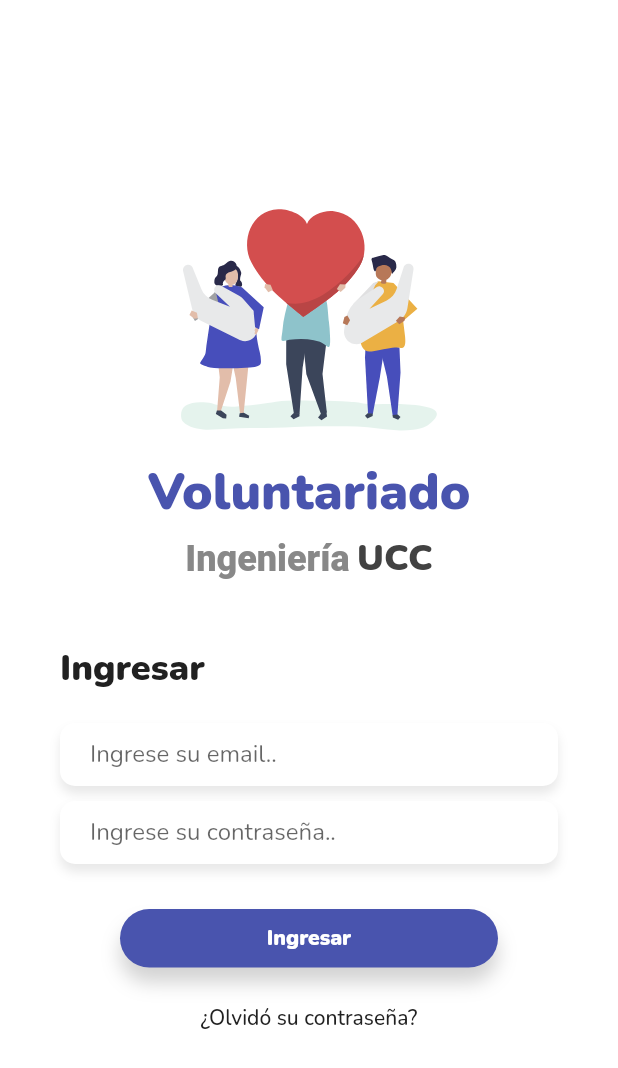
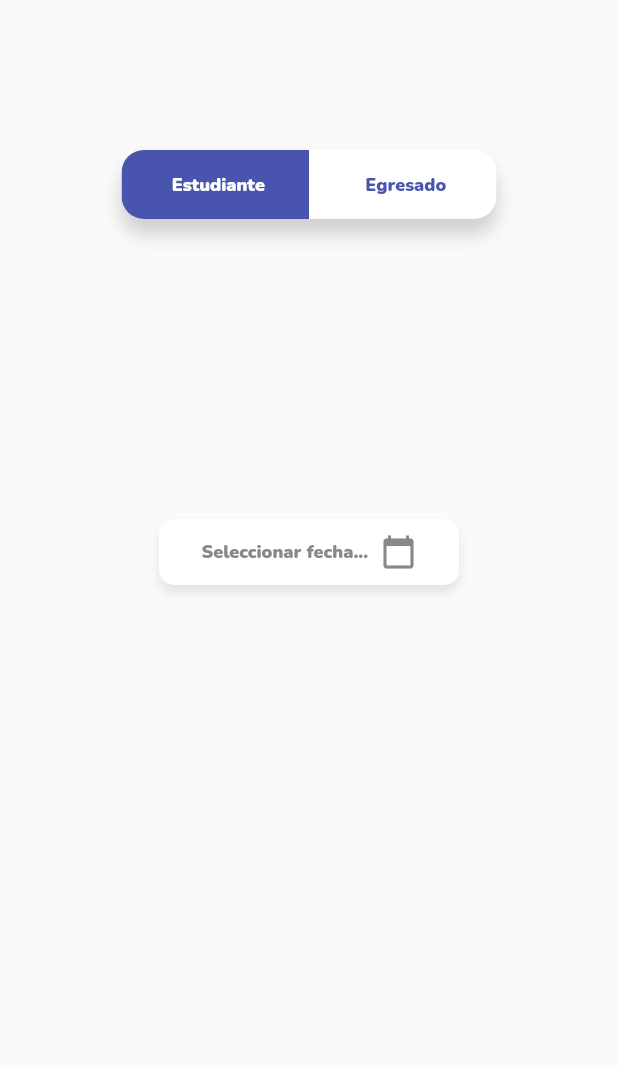
Before and after one commit to voluntariado-ucc-ing/voluntariadoing_mobile, a Flutter app: the LoginView screen opened by its route, after a tap on "Ingresar", on a phone screen of 412 x 824 dp. Shown: the top 1068 px of the screen. Run offline on Flutter 3.47's test engine with Material 2 defaults, Android fonts, the phone set to English and light mode, and no system bars; our stand-ins replace flutter_svg, google_fonts.

Commit message:
add view new_password, widget switch and date_picker

```diff
--- a/lib/authentication/views/login_view.dart
+++ b/lib/authentication/views/login_view.dart
@@ -5,6 +5,8 @@ import 'package:voluntariadoing_mobile/common/widgets/primary_button.dart';
 import 'package:voluntariadoing_mobile/common/widgets/raised_text_input.dart';
 import 'package:voluntariadoing_mobile/common/widgets/secondary_button.dart';
 import 'package:voluntariadoing_mobile/config/color_palette.dart';
+
+import '../../config/app_routes.dart';
 
 class LoginView extends StatefulWidget {
 
@@ -68,7 +70,9 @@ class _LoginViewState extends State<LoginView> {
         Padding(
           padding: const EdgeInsets.only(top: 30, left: 40, right: 40),
           child: PrimaryButton(
-            onTap: () => print('ingresar'),
+            onTap: (){
+              Navigator.of(context).pushReplacementNamed(AppRoutes.password);
+            },
             text: 'Ingresar',
           ),
         ),
--- /dev/null
+++ b/lib/common/widgets/date_picker.dart
@@ -0,0 +1,81 @@
+import 'package:flutter/material.dart';
+import '../../config/color_palette.dart';
+
+
+class DatePicker extends StatefulWidget {
+
+  final Function (DateTime) onTap;
+  DatePicker({
+    Key key,
+    @required this.onTap,
+    }) : super(key: key);
+
+  @override
+  _DatePickerState createState() => _DatePickerState();
+}
+
+class _DatePickerState extends State<DatePicker> {
+
+  DateTime selectedDate = DateTime.now();
+
+  String _text = 'Seleccionar fecha...';
+
+  @override
+  Widget build(BuildContext context) {
+
+    return Container(
+      width: 200,
+      decoration: BoxDecoration(
+        color: Colors.white,
+        borderRadius: BorderRadius.circular(10),
+        boxShadow: [
+          BoxShadow(
+            color: ColorPalette.darkerGrey.withOpacity(.1),
+            blurRadius: 5,
+            offset: Offset(0, 5)
+          )
+        ]
+    ),
+    child: InkWell(
+      onTap: () {
+        _selectDate(context);
+      },
+      child: Padding(
+        padding: const EdgeInsets.symmetric(horizontal: 20, vertical: 10),
+        child: Row(
+          mainAxisAlignment: MainAxisAlignment.spaceEvenly,
+          children: <Widget>[
+            Text( _text,
+            style: Theme.of(context).textTheme.button
+              .copyWith(
+                  color: ColorPalette.grey,
+                  fontWeight: FontWeight.w900,
+                  fontSize: 12
+              )
+            ),
+            Icon( Icons.calendar_today , color: ColorPalette.grey)
+          ],
+        )
+      ),
+    )
+  );
+  }
+
+  Future _selectDate(BuildContext context) async {
+
+    final DateTime picked = await showDatePicker(
+        context: context,
+        initialDate: selectedDate,
+        firstDate: DateTime(2015, 8),
+        lastDate: DateTime(2050));
+
+    if (picked != null && picked != selectedDate)
+      setState(() {
+        selectedDate = picked;
+        _text = "${selectedDate.day}-${selectedDate.month}-${selectedDate.year}";
+      });
+
+      widget.onTap(selectedDate);
+
+  }
+}
--- a/lib/common/widgets/presentation_logo.dart
+++ b/lib/common/widgets/presentation_logo.dart
@@ -1,6 +1,6 @@
 import 'package:flutter/material.dart';
 import 'package:flutter_svg/svg.dart';
-import 'package:google_fonts/google_fonts.dart';
+//import 'package:google_fonts/google_fonts.dart';
 import 'package:voluntariadoing_mobile/config/color_palette.dart';
 
 class PresentationLogo extends StatelessWidget {
--- /dev/null
+++ b/lib/common/widgets/switch_button.dart
@@ -0,0 +1,93 @@
+import 'package:flutter/material.dart';
+import '../../config/color_palette.dart';
+
+class SwitchButton extends StatefulWidget {
+  final String opt1;
+  final String opt2;
+  final Color primaryColor;
+  final Function(bool) onTap;
+
+  SwitchButton(
+      {Key key,
+      @required this.opt1,
+      @required this.opt2,
+      @required this.primaryColor,
+      @required this.onTap})
+      : super(key: key);
+
+  @override
+  _SwitchButtonState createState() => _SwitchButtonState();
+}
+
+class _SwitchButtonState extends State<SwitchButton> {
+
+  Color colorSwich1;
+  Color colorSwich2;
+  bool state = true;
+
+  @override
+  Widget build(BuildContext context) {
+    return Container(
+      width: 250,
+      decoration:
+          BoxDecoration(borderRadius: BorderRadius.circular(15), boxShadow: [
+        BoxShadow(
+            color: ColorPalette.darkerGrey.withOpacity(.2),
+            blurRadius: 10,
+            offset: Offset(0, 10))
+      ]),
+      child: ClipRRect(
+        borderRadius: BorderRadius.circular(15),
+        child: InkWell(
+          onTap: () {
+            setState(() {
+              state = !state;
+            });
+            widget.onTap(state);
+          },
+          child: Material(
+            color: Colors.white,
+            child: Stack(
+              overflow: Overflow.clip,
+              children: <Widget>[
+                AnimatedPositioned(
+                  duration: Duration(milliseconds: 250),
+                  left: state ? 0 : 125,
+                  child: Container(
+                    color: widget.primaryColor,
+                    height: 60,
+                    width: 125,
+                  ),
+                ),
+                Row(
+                    mainAxisAlignment: MainAxisAlignment.spaceAround,
+                    children: <Widget>[
+                      _text(widget.opt1, state ),
+                      _text(widget.opt2, !state )
+                    ],
+                  ),
+              ],
+            ),
+          ),
+        ),
+      ),
+    );
+  }
+
+  Widget _text(String text, bool state) {
+    return Padding(
+      padding: EdgeInsets.all(15),
+      child: AnimatedDefaultTextStyle(
+        style: Theme.of(context).textTheme.caption.copyWith(
+                color: state ? Colors.white : ColorPalette.primaryBlue,
+                fontWeight: FontWeight.w900,
+                fontSize: 12
+              ),
+        duration: Duration(milliseconds: 250),
+        child: Text(
+          text
+        ),
+      ),
+    );
+  }
+}
--- a/lib/config/app_routes.dart
+++ b/lib/config/app_routes.dart
@@ -1,14 +1,17 @@
 import 'package:flutter/material.dart';
 import 'package:voluntariadoing_mobile/authentication/views/login_view.dart';
 import 'package:voluntariadoing_mobile/splash/views/splash_view.dart';
+import 'package:voluntariadoing_mobile/user/views/new_password.dart';
 
 abstract class AppRoutes {
 
   static const splash = '/';
   static const login = '/login';
+  static const password = '/user/new_password';
 
   static final routes = {
     splash: (BuildContext ctx) => SplashView(),
-    login: (BuildContext ctx) => LoginView()
+    login: (BuildContext ctx) => LoginView(),
+    password: (BuildContext ctx) => NewPasswordPage(),
   };
 }
--- a/lib/main.dart
+++ b/lib/main.dart
@@ -2,6 +2,8 @@ import 'package:flutter/material.dart';
 import 'package:google_fonts/google_fonts.dart';
 import 'package:voluntariadoing_mobile/config/app_routes.dart';
 import 'package:voluntariadoing_mobile/config/color_palette.dart';
+
+import 'config/app_routes.dart';
 
 void main() => runApp(App());
 
--- /dev/null
+++ b/lib/user/views/new_password.dart
@@ -0,0 +1,57 @@
+import 'package:flutter/material.dart';
+import 'package:voluntariadoing_mobile/common/widgets/date_picker.dart';
+import 'package:voluntariadoing_mobile/common/widgets/switch_button.dart';
+
+import '../../config/color_palette.dart';
+
+class NewPasswordPage extends StatelessWidget {
+  const NewPasswordPage({Key key}) : super(key: key);
+
+  @override
+  Widget build(BuildContext context) {
+    return Scaffold(
+      body: Container(
+        child: Column(
+          children: <Widget>[
+            SizedBox(height: 100),
+            Center(
+              child: SwitchButton(
+                opt1: "Estudiante",
+                opt2: "Egresado",
+                primaryColor: ColorPalette.primaryBlue,
+                onTap: ( index ) {
+                },
+              ),
+            ),
+            SizedBox(height: 100),
+            ComboBox(),
+            SizedBox(height: 100),
+            DatePicker(
+              onTap: ( DateTime date ){
+                print(date);
+              },
+            ),
+          ],
+        ),
+      ),
+    );
+  }
+}
+
+
+class ComboBox extends StatefulWidget {
+
+  ComboBox({Key key}) : super(key: key);
+
+  @override
+  _ComboBoxState createState() => _ComboBoxState();
+}
+
+class _ComboBoxState extends State<ComboBox> {
+  @override
+  Widget build(BuildContext context) {
+    return Container(
+
+    );
+  }
+}
```
Also changed, not shown: pubspec.lock.
